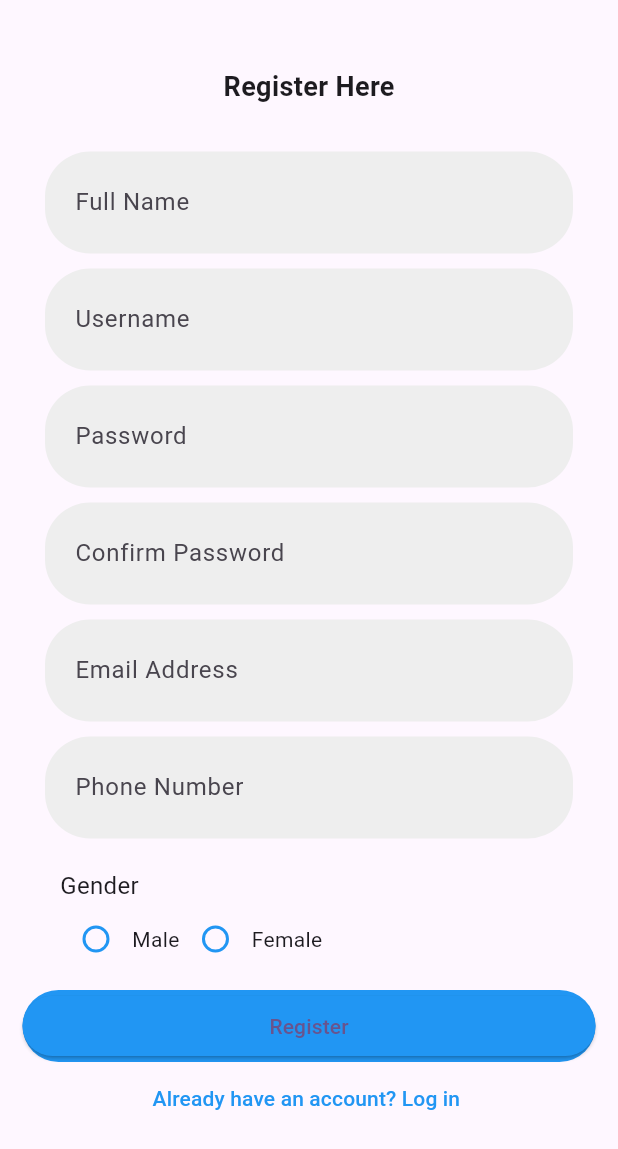
After one commit to Kogey24/DemoCooperativeSocietyApp, a Flutter app: the screen it shows after launch, after a tap on "Sign Up", after a tap on "Create a new account", on a phone screen of 412 x 824 dp. The commit adds this screen. Shown: the top 1149 px of the screen. Run offline on Flutter 3.47's test engine with Material 3 defaults, Android fonts, the light colour scheme and no system bars; our stand-ins replace flutter_riverpod.

Commit message:
Commits for the sign_up and sign_in page

```diff
--- /dev/null
+++ b/lib/Pages/sign_in.dart
@@ -0,0 +1,197 @@
+import 'package:flutter/material.dart';
+
+class SignIn extends StatefulWidget {
+  const SignIn({super.key});
+
+  @override
+  State<SignIn> createState() => _SignInState();
+}
+
+class _SignInState extends State<SignIn> {
+  String? _gender;
+  @override
+  Widget build(BuildContext context) {
+    return Scaffold(
+      body: Form(
+        child: Container(
+          margin: const EdgeInsets.fromLTRB(15, 45, 15, 0),
+          child: Column(
+            mainAxisAlignment: MainAxisAlignment.start,
+            children: <Widget>[
+              const Text(
+                "Register Here",
+                style: TextStyle(fontSize: 18, fontWeight: FontWeight.bold),
+              ),
+              Container(
+                margin: const EdgeInsets.fromLTRB(15, 30, 15, 0),
+                padding: const EdgeInsets.symmetric(vertical: 10),
+                decoration: BoxDecoration(
+                  color: Colors.grey.shade200,
+                  borderRadius: BorderRadius.circular(30),
+                ),
+                child: TextFormField(
+                  keyboardType: TextInputType.name,
+                  decoration: InputDecoration(
+                    labelText: 'Full Name',
+                    hintText: 'Enter your full name',
+                    border: InputBorder.none,
+                    contentPadding: const EdgeInsets.symmetric(horizontal: 20),
+                  ),
+                ),
+              ),
+              Container(
+                margin: const EdgeInsets.fromLTRB(15, 10, 15, 0),
+                padding: const EdgeInsets.symmetric(vertical: 10),
+                decoration: BoxDecoration(
+                  color: Colors.grey.shade200,
+                  borderRadius: BorderRadius.circular(30),
+                ),
+
+                child: TextFormField(
+                  keyboardType: TextInputType.name,
+                  decoration: InputDecoration(
+                    labelText: 'Username',
+                    hintText: 'Enter your username',
+                    border: InputBorder.none,
+                    contentPadding: const EdgeInsets.symmetric(horizontal: 20),
+                  ),
+                ),
+              ),
+
+              Container(
+                margin: const EdgeInsets.fromLTRB(15, 10, 15, 0),
+                padding: const EdgeInsets.symmetric(vertical: 10),
+                decoration: BoxDecoration(
+                  color: Colors.grey.shade200,
+                  borderRadius: BorderRadius.circular(30),
+                ),
+                child: TextFormField(
+                  keyboardType: TextInputType.visiblePassword,
+                  obscureText: true,
+                  decoration: InputDecoration(
+                    labelText: 'Password',
+                    hintText: 'Enter your password',
+                    border: InputBorder.none,
+                    contentPadding: const EdgeInsets.symmetric(horizontal: 20),
+                  ),
+                ),
+              ),
+              Container(
+                margin: const EdgeInsets.fromLTRB(15, 10, 15, 0),
+                padding: const EdgeInsets.symmetric(vertical: 10),
+                decoration: BoxDecoration(
+                  color: Colors.grey.shade200,
+                  borderRadius: BorderRadius.circular(30),
+                ),
+                child: TextFormField(
+                  keyboardType: TextInputType.visiblePassword,
+                  obscureText: true,
+                  decoration: InputDecoration(
+                    labelText: 'Confirm Password',
+                    hintText: 'Confirm your password',
+                    border: InputBorder.none,
+                    contentPadding: const EdgeInsets.symmetric(horizontal: 20),
+                  ),
+                ),
+              ),
+              Container(
+                margin: const EdgeInsets.fromLTRB(15, 10, 15, 0),
+                padding: const EdgeInsets.symmetric(vertical: 10),
+                decoration: BoxDecoration(
+                  color: Colors.grey.shade200,
+                  borderRadius: BorderRadius.circular(30),
+                ),
+                child: TextFormField(
+                  keyboardType: TextInputType.emailAddress,
+                  decoration: InputDecoration(
+                    labelText: 'Email Address',
+                    hintText: 'Enter your email',
+                    border: InputBorder.none,
+                    contentPadding: const EdgeInsets.symmetric(horizontal: 20),
+                  ),
+                ),
+              ),
+              Container(
+                margin: const EdgeInsets.fromLTRB(15, 10, 15, 0),
+                padding: const EdgeInsets.symmetric(vertical: 10),
+                decoration: BoxDecoration(
+                  color: Colors.grey.shade200,
+                  borderRadius: BorderRadius.circular(30),
+                ),
+                child: TextFormField(
+                  keyboardType: TextInputType.phone,
+                  decoration: InputDecoration(
+                    labelText: 'Phone Number',
+                    hintText: 'Enter your Phone Number',
+                    border: InputBorder.none,
+                    contentPadding: const EdgeInsets.symmetric(horizontal: 20),
+                  ),
+                ),
+              ),
+              Container(
+                margin: const EdgeInsets.fromLTRB(25, 10, 15, 0),
+                padding: const EdgeInsets.symmetric(vertical: 10),
+
+                child: Column(
+                  crossAxisAlignment: CrossAxisAlignment.start,
+                  children: [
+                    const Text("Gender", style: TextStyle(fontSize: 16)),
+                    Row(
+                      children: [
+                        Radio<String>(
+                          value: "Male",
+                          fillColor: MaterialStateProperty.all(Colors.blue),
+                          groupValue: _gender,
+                          onChanged: (String? value) {
+                            setState(() {
+                              _gender = value;
+                            });
+                          },
+                        ),
+                        const Text("Male"),
+                        Radio<String>(
+                          fillColor: MaterialStateProperty.all(Colors.blue),
+                          value: "Female",
+                          groupValue: _gender,
+                          onChanged: (String? value) {
+                            setState(() {
+                              _gender = value;
+                            });
+                          },
+                        ),
+                        const Text("Female"),
+                      ],
+                    ),
+                  ],
+                ),
+              ),
+              Container(
+                width: double.infinity,
+                decoration: BoxDecoration(
+                  color: Colors.blue,
+                  borderRadius: BorderRadius.circular(30),
+                ),
+                child: ElevatedButton(
+                  style: ButtonStyle(
+                    backgroundColor: MaterialStateProperty.all(Colors.blue),
+                  ),
+                  onPressed: () {},
+                  child: const Text("Register"),
+                ),
+              ),
+              TextButton(
+                onPressed: () {
+                  Navigator.of(context).pop();
+                },
+                child: const Text(
+                  "Already have an account? Log in ",
+                  style: TextStyle(color: Colors.blue),
+                ),
+              ),
+            ],
+          ),
+        ),
+      ),
+    );
+  }
+}
--- a/lib/Pages/sign_up.dart
+++ b/lib/Pages/sign_up.dart
@@ -1,4 +1,5 @@
 // ignore: file_names
+import 'package:demo_cooperative_society/Pages/sign_in.dart';
 import 'package:flutter/material.dart';
 import 'package:flutter_riverpod/flutter_riverpod.dart'; // Add this if using Riverpod
 
@@ -75,6 +76,8 @@ class _SignupPagestate extends ConsumerState<SignUpPage> {
                 decoration: const InputDecoration(
                   labelText: 'Password',
                   hintText: 'Enter your password',
+                  border: InputBorder.none,
+                  contentPadding: EdgeInsets.symmetric(horizontal: 20),
                 ),
               ),
             ),
@@ -85,6 +88,14 @@ class _SignupPagestate extends ConsumerState<SignUpPage> {
                 borderRadius: BorderRadius.circular(30),
               ),
               child: ElevatedButton(
+                style: ButtonStyle(
+                  backgroundColor: MaterialStateProperty.all(Colors.blue),
+                  shape: MaterialStateProperty.all(
+                    RoundedRectangleBorder(
+                      borderRadius: BorderRadius.circular(30),
+                    ),
+                  ),
+                ),
                 onPressed: () {
                   if (_signUpKey.currentState!.validate()) {
                     debugPrint("Email: ${_emailController.text}");
@@ -97,6 +108,17 @@ class _SignupPagestate extends ConsumerState<SignUpPage> {
                 ),
               ),
             ),
+            TextButton(
+              onPressed: () {
+                Navigator.of(
+                  context,
+                ).push(MaterialPageRoute(builder: (context) => const SignIn()));
+              },
+              child: const Text(
+                "Create a new account",
+                style: TextStyle(color: Colors.blue),
+              ),
+            ),
           ],
         ),
       ),
--- a/lib/main.dart
+++ b/lib/main.dart
@@ -1,3 +1,4 @@
+import 'package:demo_cooperative_society/Pages/sign_up.dart';
 import 'package:flutter/material.dart';
 
 void main() {
@@ -7,116 +8,15 @@ void main() {
 class MyApp extends StatelessWidget {
   const MyApp({super.key});
 
-  // This widget is the root of your application.
   @override
   Widget build(BuildContext context) {
     return MaterialApp(
       title: 'Flutter Demo',
+      debugShowCheckedModeBanner: false,
       theme: ThemeData(
-        // This is the theme of your application.
-        //
-        // TRY THIS: Try running your application with "flutter run". You'll see
-        // the application has a purple toolbar. Then, without quitting the app,
-        // try changing the seedColor in the colorScheme below to Colors.green
-        // and then invoke "hot reload" (save your changes or press the "hot
-        // reload" button in a Flutter-supported IDE, or press "r" if you used
-        // the command line to start the app).
-        //
-        // Notice that the counter didn't reset back to zero; the application
-        // state is not lost during the reload. To reset the state, use hot
-        // restart instead.
-        //
-        // This works for code too, not just values: Most code changes can be
-        // tested with just a hot reload.
         colorScheme: ColorScheme.fromSeed(seedColor: Colors.deepPurple),
       ),
-      home: const MyHomePage(title: 'Flutter Demo Home Page'),
+      home: const SignUpPage(), // Change this line
     );
   }
 }
-
-class MyHomePage extends StatefulWidget {
-  const MyHomePage({super.key, required this.title});
-
-  // This widget is the home page of your application. It is stateful, meaning
-  // that it has a State object (defined below) that contains fields that affect
-  // how it looks.
-
-  // This class is the configuration for the state. It holds the values (in this
-  // case the title) provided by the parent (in this case the App widget) and
-  // used by the build method of the State. Fields in a Widget subclass are
-  // always marked "final".
-
-  final String title;
-
-  @override
-  State<MyHomePage> createState() => _MyHomePageState();
-}
-
-class _MyHomePageState extends State<MyHomePage> {
-  int _counter = 0;
-
-  void _incrementCounter() {
-    setState(() {
-      // This call to setState tells the Flutter framework that something has
-      // changed in this State, which causes it to rerun the build method below
-      // so that the display can reflect the updated values. If we changed
-      // _counter without calling setState(), then the build method would not be
-      // called again, and so nothing would appear to happen.
-      _counter++;
-    });
-  }
-
-  @override
-  Widget build(BuildContext context) {
-    // This method is rerun every time setState is called, for instance as done
-    // by the _incrementCounter method above.
-    //
-    // The Flutter framework has been optimized to make rerunning build methods
-    // fast, so that you can just rebuild anything that needs updating rather
-    // than having to individually change instances of widgets.
-    return Scaffold(
-      appBar: AppBar(
-        // TRY THIS: Try changing the color here to a specific color (to
-        // Colors.amber, perhaps?) and trigger a hot reload to see the AppBar
-        // change color while the other colors stay the same.
-        backgroundColor: Theme.of(context).colorScheme.inversePrimary,
-        // Here we take the value from the MyHomePage object that was created by
-        // the App.build method, and use it to set our appbar title.
-        title: Text(widget.title),
-      ),
-      body: Center(
-        // Center is a layout widget. It takes a single child and positions it
-        // in the middle of the parent.
-        child: Column(
-          // Column is also a layout widget. It takes a list of children and
-          // arranges them vertically. By default, it sizes itself to fit its
-          // children horizontally, and tries to be as tall as its parent.
-          //
-          // Column has various properties to control how it sizes itself and
-          // how it positions its children. Here we use mainAxisAlignment to
-          // center the children vertically; the main axis here is the vertical
-          // axis because Columns are vertical (the cross axis would be
-          // horizontal).
-          //
-          // TRY THIS: Invoke "debug painting" (choose the "Toggle Debug Paint"
-          // action in the IDE, or press "p" in the console), to see the
-          // wireframe for each widget.
-          mainAxisAlignment: MainAxisAlignment.center,
-          children: <Widget>[
-            const Text('You have pushed the button this many times:'),
-            Text(
-              '$_counter',
-              style: Theme.of(context).textTheme.headlineMedium,
-            ),
-          ],
-        ),
-      ),
-      floatingActionButton: FloatingActionButton(
-        onPressed: _incrementCounter,
-        tooltip: 'Increment',
-        child: const Icon(Icons.add),
-      ), // This trailing comma makes auto-formatting nicer for build methods.
-    );
-  }
-}
```
Also changed, not shown: lib/Pages/Home.dart (added).
